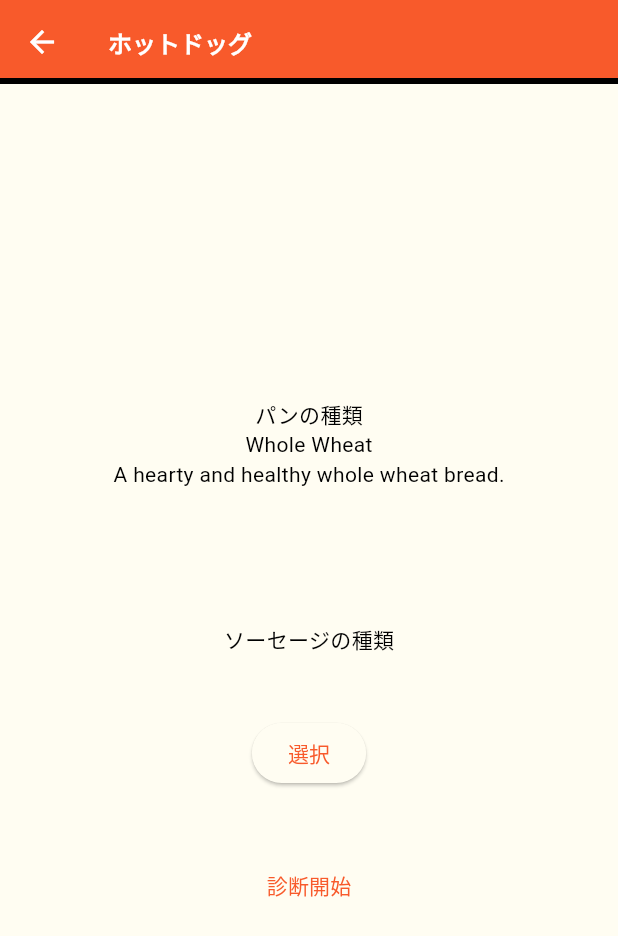
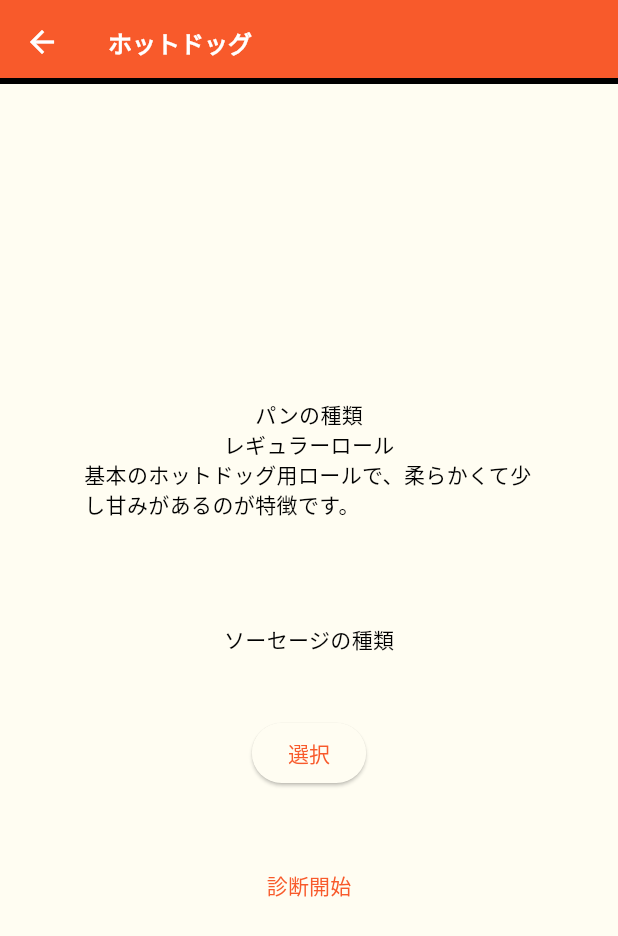
Before and after one commit to OriginMaster2024/origin_master_2024_flutter, a Flutter app: the HotDogSelectPage screen opened directly, after a tap on "選択", on a phone screen of 412 x 824 dp. Shown: the top 936 px of the screen. Run offline on Flutter 3.47's test engine with Material 3 defaults, Android fonts, the phone set to English and light mode, and no system bars; our stand-ins replace flutter_hooks, flutter_svg, gap, google_fonts, hooks_riverpod, sensors_plus and 1 more.

Commit message:
impl bread and sausage

```diff
--- a/lib/page/hot_dog_select_page.dart
+++ b/lib/page/hot_dog_select_page.dart
@@ -3,6 +3,7 @@ import 'dart:math';
 
 import 'package:flutter/material.dart';
 import 'package:flutter_hooks/flutter_hooks.dart';
+import 'package:origin_master_2024_flutter/gen/assets.gen.dart';
 import 'package:origin_master_2024_flutter/page/situation_page.dart';
 
 class HotDogSelectPage extends HookWidget {
@@ -66,7 +67,8 @@ class IngredientCard extends HookWidget {
           Text('$typeの種類'),
           Text(selected.value?.name ?? ''),
           Text(selected.value?.description ?? ''),
-          if (selected.value == null) ElevatedButton(
+          if (selected.value == null)
+            ElevatedButton(
               onPressed: startSelecting,
               child: const Text('選択'),
             ),
@@ -78,31 +80,76 @@ class IngredientCard extends HookWidget {
 
 abstract class Ingredient {
   String get name;
+
   String get description;
+
+  SvgGenImage get image;
 }
 
 enum Bread implements Ingredient {
-  whiteBread('White Bread', 'A soft and fluffy white bread, perfect for sandwiches.'),
-  wholeWheat('Whole Wheat', 'A hearty and healthy whole wheat bread.'),
-  sourdough('Sourdough', 'A tangy sourdough bread with a crispy crust.');
+  regular('レギュラーロール', '基本のホットドッグ用ロールで、柔らかくて少し甘みがあるのが特徴です。'),
+  potato('ポテトロール', 'ジャガイモを使って作られたロールで、柔らかくもちもちした食感があります。'),
+  brioche('ブリオッシュロール', 'フランスのブリオッシュ生地を使ったパンで、バターの風味が豊かでリッチな味わいです。'),
+  wholeWheat('全粒粉ロール', 'ヘルシー志向の方に人気で、全粒粉を使っているため香ばしく、栄養価も高いです。');
+
+  const Bread(this.name, this.description);
 
   @override
   final String name;
   @override
   final String description;
 
-  const Bread(this.name, this.description);
+  @override
+  SvgGenImage get image {
+    switch (this) {
+      case Bread.regular:
+        return Assets.svg.breadRegular;
+      case Bread.potato:
+        return Assets.svg.breadPotato;
+      case Bread.brioche:
+        return Assets.svg.breadBrioche;
+      case Bread.wholeWheat:
+        return Assets.svg.breadWholeWheat;
+    }
+  }
 }
 
 enum Sausage implements Ingredient {
-  porkSausage('Pork Sausage', 'A savory pork sausage with a juicy flavor.'),
-  beefSausage('Beef Sausage', 'A rich beef sausage with a bold taste.'),
-  chickenSausage('Chicken Sausage', 'A lighter sausage made from chicken.');
+  chorizo(
+      'チョリソー',
+      'ピリッとした辛さがあり、熟成されており、風味が濃厚です。ピリ辛の味わいがアクセントになります。',
+  ),
+  bratwurst(
+    'ブラートヴルスト',
+    'ドイツを代表するソーセージで、マイルドでジューシーな味わいが特徴ですが、ハーブやスパイスで軽く味付けされており、食べ応えがあります。',
+  ),
+  frankfurter(
+      'フランクフルト',
+      'ドイツのフランクフルト発祥のソーセージで、スモークされていることが多く、肉の旨味が強調されています。',
+  ),
+  wiener(
+    'ウィンナー',
+    'オーストリアのウィーン発祥のソーセージで、細くて短めのサイズが特徴。スモークしてあることが多く、パリッとした食感です。',
+  );
+
+  const Sausage(this.name, this.description);
 
   @override
   final String name;
   @override
   final String description;
 
-  const Sausage(this.name, this.description);
+  @override
+  SvgGenImage get image {
+    switch (this) {
+      case chorizo:
+        return Assets.svg.sausageChorizo;
+      case bratwurst:
+        return Assets.svg.sausageBratwurst;
+      case frankfurter:
+        return Assets.svg.sausageFrankfurter;
+      case wiener:
+        return Assets.svg.sausageWiener;
     }
+  }
+}
```
Lines whose indentation alone changed are shown as unchanged.
